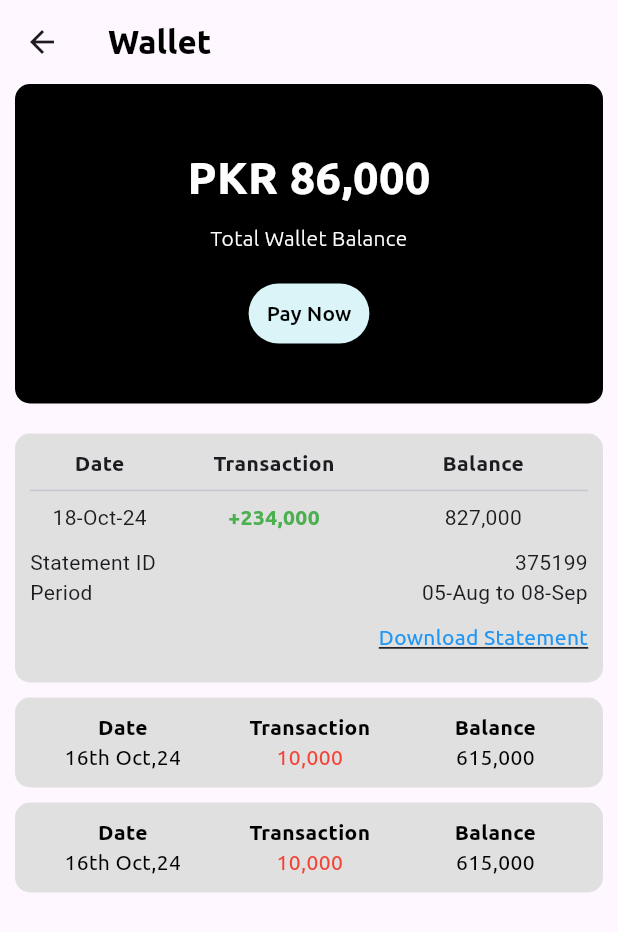
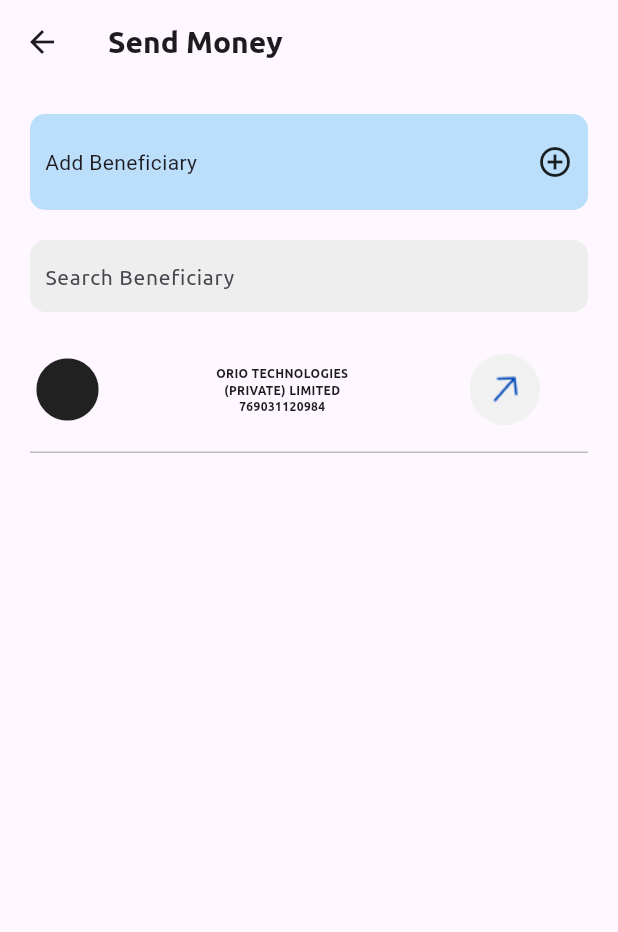
Before and after one commit to muzohaib3/todo-list, a Flutter app: the _Wallet screen opened directly, after a tap on "Pay Now", on a phone screen of 412 x 824 dp. Shown: the top 932 px of the screen. Run offline on Flutter 3.47's test engine with Material 3 defaults, Android fonts, the phone set to English and light mode, and no system bars.

Commit message:
initial commit

```diff
--- a/lib/res/values/string/custom_string.dart
+++ b/lib/res/values/string/custom_string.dart
@@ -48,6 +48,9 @@ class CustomString{
   static const String Transaction = "Transaction";
   static const String Balance = "Balance";
   static const String Date = "Date";
+  static const String Add_Beneficiary = "Add Beneficiary";
+  static const String Current_Balance = "Current Balance";
+  static const String Enter_Amount = "Enter Amount";
 
 
 }
--- /dev/null
+++ b/lib/screens/navigation/wallet/send_money.dart
@@ -0,0 +1,193 @@
+import 'package:flutter/material.dart';
+import 'package:todo/res/values/string/custom_string.dart';
+import 'package:todo/screens/navigation/wallet/send_money_payment.dart';
+import 'package:todo/screens/navigation/wallet/wallet.dart';
+import 'package:todo/screens/utils/extension_functions.dart';
+
+class SendMoney extends StatelessWidget {
+  const SendMoney({super.key});
+
+  @override
+  Widget build(BuildContext context) {
+    return _SendMoneyClass();
+  }
+
+}
+
+class _SendMoneyClass extends StatefulWidget {
+  const _SendMoneyClass({super.key});
+
+  @override
+  State<_SendMoneyClass> createState() => _SendMoneyClassState();
+}
+
+class _SendMoneyClassState extends State<_SendMoneyClass> {
+  @override
+  Widget build(BuildContext context) {
+    return Scaffold(
+      appBar: AppBar(
+        title: Text(
+            "Send Money",
+            style: TextStyle(
+              fontFamily: "Ubuntu",
+              fontSize: 20,
+              fontWeight: FontWeight.bold
+            ),
+        ),
+        leading: IconButton(
+            onPressed: () {
+              Navigator.of(context).pushReplacement(MaterialPageRoute(builder:(BuildContext context) => Wallet()));
+            },
+            icon: Icon(Icons.arrow_back)),
+      ),
+      body: Center(
+        child: Container(
+          margin: EdgeInsets.only(
+            right: 20, left: 20
+          ),
+          child: Column(
+            children: [
+
+              Container(
+                decoration: BoxDecoration(
+                  color: Colors.blue.shade100,
+                  borderRadius: BorderRadius.circular(10)
+                ),
+                margin: EdgeInsets.only(top: 20),
+                padding: EdgeInsets.only(top: 20, bottom: 20, right: 10, left: 10),
+                child: Row(
+                  children: [
+
+                    Flexible(
+                        flex: 1,
+                        child: Container(
+                          alignment: Alignment.centerLeft,
+                          child:Text(
+                              CustomString.Add_Beneficiary,
+                            style: TextStyle(
+                              fontSize: 14
+                            ),
+                          ),
+                        )
+                    ),
+                    Flexible(
+                        flex: 1,
+                        child: Container(
+                          alignment: Alignment.centerRight,
+                          child:Icon(Icons.add_circle_outline),
+                        )
+                    ),
+
+                  ],
+                ),
+              ),
+
+              Container(
+              margin: EdgeInsets.only(top: 20),
+              width: double.maxFinite,
+              padding: EdgeInsets.only(left: 10),
+              decoration: BoxDecoration(
+                  color: Colors.grey.shade200,
+                  borderRadius: BorderRadius.circular(10)
+              ),
+              child: Column(
+                children: [
+                  TextField(
+                    decoration: InputDecoration(
+                        border: InputBorder.none,
+                        hintText: "Search Beneficiary",
+                        hintStyle: TextStyle(
+                            fontSize: 14,
+                            fontFamily: "Ubuntu",
+                            fontWeight: FontWeight.w400
+                        )
+                    ),
+                  ),
+                ],
+              )
+            ),
+
+              Container(
+                margin: EdgeInsets.only(top: 20),
+                width: double.maxFinite,
+                alignment: Alignment.topLeft,
+                child: Row(
+                  children: [
+
+                    Flexible(
+                        flex: 1,
+                        child: Container(
+                            alignment: Alignment.topLeft,
+                            child: Icon(
+                              Icons.circle,
+                              size: 50,
+                            )
+                        )
+                    ),
+
+                    Flexible(
+                        flex: 1,
+                      child: Container(
+                        width: double.maxFinite,
+                          alignment: Alignment.topLeft,
+                          child: Column(
+                            children: [
+                              Text(
+                                  "ORIO TECHNOLOGIES",
+                                textAlign: TextAlign.left,
+                                style: TextStyle(
+                                  fontSize: 8,
+                                  fontFamily: "Ubuntu",
+                                  fontWeight: FontWeight.bold
+                                ),
+                              ),
+                              Text(
+                                  "(PRIVATE) LIMITED",
+                                  textAlign: TextAlign.left,
+                                  style: TextStyle(
+                                      fontSize: 8,
+                                      fontFamily: "Ubuntu",
+                                      fontWeight: FontWeight.bold
+                                  )
+                              ),
+                              Text(
+                                  "769031120984",
+                                  textAlign: TextAlign.left,
+                                  style: TextStyle(
+                                      fontSize: 8,
+                                      fontFamily: "Ubuntu",
+                                      fontWeight: FontWeight.bold
+                                  )
+                              ),
+                            ],
+                          ))
+                      ),
+
+                    Flexible(
+                      flex: 1,
+                      child: Container(
+                          alignment: Alignment.centerRight,
+                          margin: EdgeInsets.only(right: 20),
+                          child:  TextButton(onPressed: (){
+                            context.pushScreen(SendMoneyPayment());
+                          }, child: Image.asset("assets/images/get_into.png"))
+                      )
+
+                    )
+                  ],
+                ),
+              ),
+
+              Container(
+                margin: EdgeInsets.only(top: 10),
+                color: Colors.grey.shade400,
+                width: double.maxFinite,
+                height: 1,
+              )
+            ],
+          ),
+        ),
+      ),
+    );
+  }
+}
--- a/lib/screens/navigation/wallet.dart
+++ b/lib/screens/navigation/wallet/wallet.dart
@@ -1,5 +1,8 @@
 import 'package:flutter/material.dart';
 import 'package:todo/res/values/string/custom_string.dart';
+import 'package:todo/screens/home.dart';
+import 'package:todo/screens/navigation/home_screen.dart';
+import 'package:todo/screens/navigation/wallet/send_money.dart';
 
 class Wallet extends StatelessWidget {
   const Wallet({super.key});
@@ -25,7 +28,10 @@ class _WalletState extends State<_Wallet> {
   Widget build(BuildContext context) {
     return Scaffold(
       appBar: AppBar(
-        leading: IconButton(onPressed: (){}, icon: Icon(Icons.arrow_back)),
+        leading: IconButton(onPressed: (){
+          // Navigator.push(context, MaterialPageRoute(builder: (BuildContext context) => HomeScreen()));
+          Navigator.of(context).pushReplacement(MaterialPageRoute(builder: (BuildContext context) => HomeScreen()));
+        }, icon: Icon(Icons.arrow_back)),
         title: Text(
             "Wallet",
           style: TextStyle(
@@ -73,7 +79,9 @@ class _WalletState extends State<_Wallet> {
                     color: Color(0xFFDAF4F8),
                   ),
                   child: TextButton(
-                    onPressed: () {},
+                    onPressed: () {
+                      Navigator.of(context).pushReplacement(MaterialPageRoute(builder:(BuildContext contex) => SendMoney() ));
+                    },
                     child: Text(
                       "Pay Now",
                       style: TextStyle(
```
Also changed, not shown: lib/screens/dashboard.dart (+3 -5 lines), lib/screens/home.dart (+18 -3 lines), lib/screens/main.dart (+2 -16 lines), lib/screens/navigation/tracking.dart (+37 -10 lines), lib/screens/navigation/wallet/send_money_payment.dart (added, +132 -0 lines), lib/screens/utils/alert_dialog_tracking.dart (added, +41 -0 lines), lib/screens/utils/extension_functions.dart (added, +22 -0 lines), assets/images/app_logo.png (added), assets/images/get_into.png (added).
